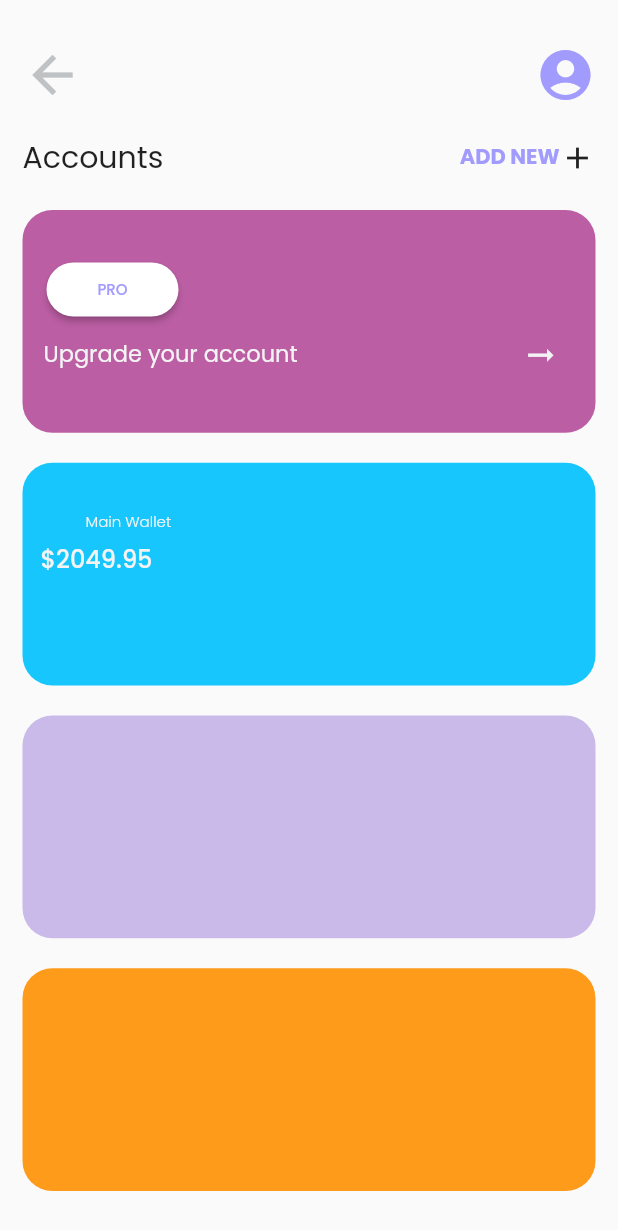
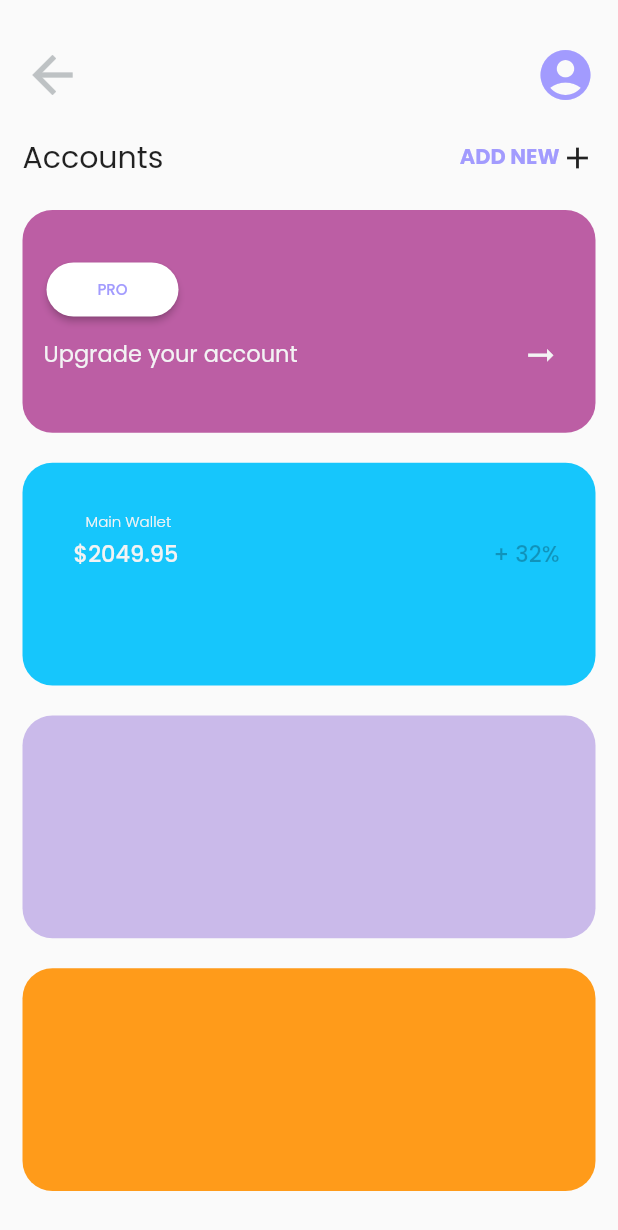
Before and after one commit to kevin2-cyber/Workshop-assignment, a Flutter app: the screen it shows after launch, on a phone screen of 412 x 824 dp. Shown: the top 1230 px of the screen. Run offline on Flutter 3.47's test engine with Material 2 defaults, Android fonts, the light colour scheme and no system bars; our stand-ins replace google_fonts.

Commit message:
second folder

```diff
--- a/lib/main_screen.dart
+++ b/lib/main_screen.dart
@@ -165,15 +165,31 @@ class MainScreen extends StatelessWidget {
                       ),
                     ),
                     Positioned(
-                      top: 40.0,
+                      top: 35.0,
+                      left: 20.0,
                       child: Padding(
-                        padding: const EdgeInsets.all(12.0),
+                        padding: const EdgeInsets.all(14.0),
                         child: Text(
                           '\$2049.95',
                           style: GoogleFonts.poppins(
-                            fontSize: 16.0,
+                            fontSize: 15.0,
                             fontWeight: FontWeight.w500,
                             color: kbgColor,
+                          ),
+                        ),
+                      ),
+                    ),
+                    Positioned(
+                      top: 35.0,
+                      right: 10.0,
+                      child: Padding(
+                        padding: const EdgeInsets.all(14.0),
+                        child: Text(
+                          '+ 32%',
+                          style: GoogleFonts.poppins(
+                            fontSize: 15.0,
+                            fontWeight: FontWeight.w500,
+                            color: Colors.black26,
                           ),
                         ),
                       ),
```
